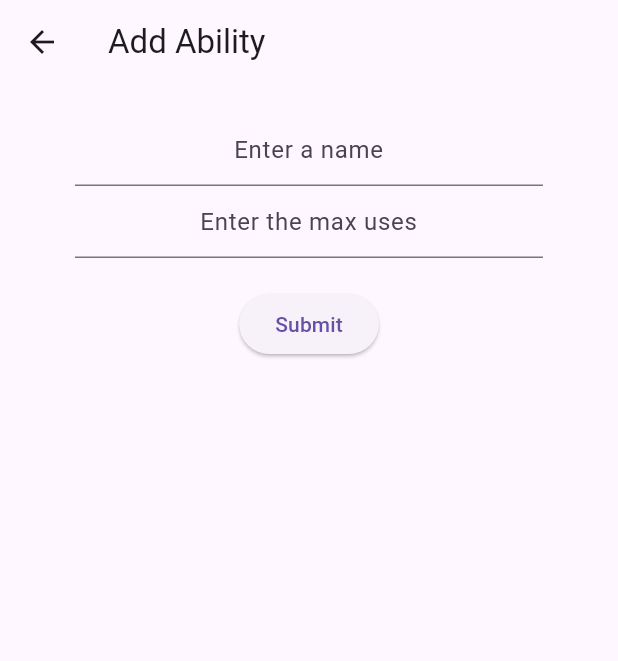
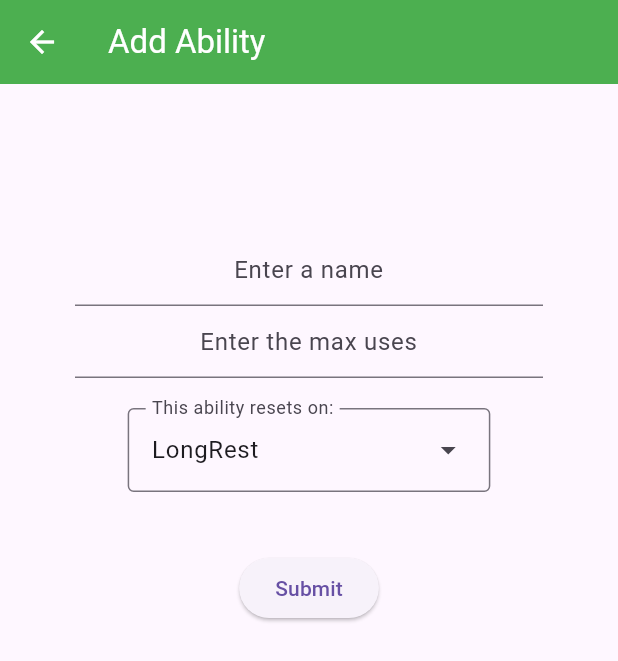
Before and after one commit to Mightylight/TTRPGTracker, a Flutter app: the AddAbilityPage screen opened directly, on a phone screen of 412 x 824 dp. Shown: the top 661 px of the screen. Run offline on Flutter 3.47's test engine with Material 3 defaults, Android fonts, the phone set to English and light mode, and no system bars; our stand-ins replace flutter_riverpod, flutter_slidable, riverpod_annotation, shared_preferences; accounts and stored records are empty.

Commit message:
First working version!
- Add abilities with name, uses and resetType
- Use abilities
- Reset abilities on basis of short of long rest
- Remove abilities

```diff
--- a/lib/ability_list_view.dart
+++ b/lib/ability_list_view.dart
@@ -16,6 +16,7 @@ class AbilityListView extends ConsumerWidget {
           return AbilityListItem(
             abilityName: abilityList[index].name,
             maxUses: abilityList[index].maxUses,
+            index: index,
           );
         });
   }
--- a/lib/main.dart
+++ b/lib/main.dart
@@ -1,17 +1,26 @@
 import 'package:fluttah/pages/home_page.dart';
+import 'package:fluttah/riverpod/ability_list_notifier.dart';
 import 'package:flutter/material.dart';
 import 'package:flutter_riverpod/flutter_riverpod.dart';
+import 'package:shared_preferences/shared_preferences.dart';
 
 void main() {
   runApp(ProviderScope(child: MyApp()));
 }
 
-class MyApp extends StatelessWidget {
+class MyApp extends ConsumerStatefulWidget {
   MyApp({super.key});
 
   // This widget is the root of your application.
   @override
+  ConsumerState<MyApp> createState() => _MyAppState();
+}
+
+class _MyAppState extends ConsumerState<MyApp> {
+
+@override
   Widget build(BuildContext context) {
+  ref.read(abilityNotifierProvider.notifier).getSaveData();
     return MaterialApp(home: HomePage());
   }
 }
--- a/lib/pages/add_ability_page.dart
+++ b/lib/pages/add_ability_page.dart
@@ -5,41 +5,52 @@ import 'package:flutter_riverpod/flutter_riverpod.dart';
 
 import 'home_page.dart';
 
-class AddAbilityPage extends ConsumerWidget {
+class AddAbilityPage extends ConsumerStatefulWidget {
   AddAbilityPage({super.key});
 
   final GlobalKey<FormState> _formKey = GlobalKey<FormState>();
 
   TextEditingController nameController = TextEditingController();
   TextEditingController maxUsesController = TextEditingController();
+  TextEditingController resetTypeController = TextEditingController();
+
+  ResetType? currentSelectedResetType;
 
   void onSubmit(BuildContext context,WidgetRef ref) {
     //Process data
     String name = nameController.text;
+    ResetType resetType = currentSelectedResetType == null ? ResetType.LongRest : ResetType.ShortRest;
     int number = int.parse(
         maxUsesController.text); //already validated, will always be a number.
     ref
         .read(abilityNotifierProvider.notifier)
-        .addAbility(Ability(name: name, maxUses: number));
+        .addAbility(Ability(name: name, maxUses: number, resetType: resetType));
     Navigator.pop(context);
   }
 
   @override
-  Widget build(BuildContext context, WidgetRef ref) {
+  ConsumerState<AddAbilityPage> createState() => _AddAbilityPageState();
+}
+
+class _AddAbilityPageState extends ConsumerState<AddAbilityPage> {
+@override
+  Widget build(BuildContext context) {
     return Scaffold(
       appBar: AppBar(
+        backgroundColor: Colors.green,
+        foregroundColor: Colors.white,
         title: const Text("Add Ability"),
       ),
       body: Padding(
-        padding: const EdgeInsets.only(top: 20, bottom: 20,left: 50,right: 50),
+        padding: const EdgeInsets.only(top: 100, bottom: 20,left: 50,right: 50),
         child: Form(
-          key: _formKey,
+          key: widget._formKey,
           child: Column(
             crossAxisAlignment: CrossAxisAlignment.start,
             children: [
               TextFormField(
                 textAlign: TextAlign.center,
-                controller: nameController,
+                controller: widget.nameController,
                 decoration: const InputDecoration(hintText: "Enter a name"),
                 validator: (String? value) {
                   if (value == null || value.isEmpty) {
@@ -49,7 +60,7 @@ class AddAbilityPage extends ConsumerWidget {
               ),
               TextFormField(
                 textAlign: TextAlign.center,
-                controller: maxUsesController,
+                controller: widget.maxUsesController,
                 decoration: const InputDecoration(hintText: "Enter the max uses"),
                 validator: (String? value) {
                   int? integer = int.tryParse(value!);
@@ -63,10 +74,27 @@ class AddAbilityPage extends ConsumerWidget {
               Center(
                 child: Padding(
                   padding: const EdgeInsets.all(20),
+                  child: DropdownMenu<ResetType>(
+                    initialSelection: ResetType.LongRest,
+                    controller: widget.resetTypeController,
+                    label: Text('This ability resets on:'),
+                    onSelected: (ResetType? type){
+                      setState(() {
+                        widget.currentSelectedResetType = type!;
+                      });
+                    },
+                    requestFocusOnTap: true,
+                    dropdownMenuEntries: ResetType.entries,
+                  ),
+                ),
+              ),
+              Center(
+                child: Padding(
+                  padding: const EdgeInsets.all(20),
                   child: ElevatedButton(
                     onPressed: () {
-                      if (_formKey.currentState!.validate()) {
-                        onSubmit(context,ref);
+                      if (widget._formKey.currentState!.validate()) {
+                        widget.onSubmit(context,ref);
                       }
                     },
                     child: const Text("Submit"),
--- a/lib/riverpod/ability_list_notifier.dart
+++ b/lib/riverpod/ability_list_notifier.dart
@@ -1,6 +1,10 @@
+import 'dart:collection';
+import 'dart:convert';
+
 import 'package:flutter/material.dart';
 import 'package:flutter_riverpod/flutter_riverpod.dart';
 import 'package:riverpod_annotation/riverpod_annotation.dart';
+import 'package:shared_preferences/shared_preferences.dart';
 
 class AbilityListNotifier extends Notifier<List<Ability>> {
   @override
@@ -8,24 +12,98 @@ class AbilityListNotifier extends Notifier<List<Ability>> {
     return [];
   }
 
-  void addAbility(Ability ability){
-    state = [...state,ability];
+  void addAbility(Ability ability) {
+    state = [...state, ability];
+    updateSaveFile();
   }
 
-  void removeAbility(int index){
+  void removeAbility(int index) {
     state.removeAt(index);
+    state = [...state];
+    updateSaveFile();
+  }
+
+  void useAbility(int index, int increment) {
+    state[index].currentUses = state[index].currentUses + increment;
+    state = [...state];
+    updateSaveFile();
+  }
+
+  void resetAbility(int index) {
+    state[index].currentUses = 0;
+    state = [...state];
+    updateSaveFile();
+  }
+
+  void resetAbilities(ResetType resetType) {
+    state
+        .where((element) => element.resetType == resetType)
+        .forEach((item) => item.currentUses = 0);
+    state = [...state];
+    updateSaveFile();
+  }
+
+  Future<void> updateSaveFile() async {
+    List<Ability> abilities = state;
+    List<String> abilityJson = abilities.map((ability) => jsonEncode(ability.toJson())).toList();
+    print(abilityJson);
+    final SharedPreferences prefs = await SharedPreferences.getInstance();
+    await prefs.setStringList('AbilityList', abilityJson);
+  }
+
+  Future<void> getSaveData() async {
+    final SharedPreferences prefs = await SharedPreferences.getInstance();
+    List<String>? abilityJson = await prefs.getStringList('AbilityList');
+    List<Ability>? abilities = abilityJson?.map((ability) => Ability.fromJson(jsonDecode(ability))).toList();
+    state = abilities!;
     state = [...state];
   }
 }
-var abilityNotifierProvider = NotifierProvider<AbilityListNotifier,List<Ability>>(AbilityListNotifier.new);
+
+var abilityNotifierProvider =
+    NotifierProvider<AbilityListNotifier, List<Ability>>(
+        AbilityListNotifier.new);
 
 class Ability {
   String name = '';
+  ResetType resetType;
   int maxUses = 0;
   int currentUses = 0; //Currently not used, usefull for when SaveData comes into play
+
+  Ability.fromJson(Map<String, dynamic> json) :
+    name = json['name'],
+    resetType = ResetType.values.firstWhere((e) => e.toString().split('.').last == json['resetType']),
+    maxUses = json['maxUses'],
+    currentUses = json['currentUses'];
+
+  Map<String, dynamic> toJson() => {
+    'name':name,
+    'resetType': resetType.toString().split('.').last,
+    'maxUses': maxUses,
+    'currentUses': currentUses,
+  };
 
   Ability({
     required this.name,
     required this.maxUses,
+    required this.resetType,
   });
 }
+
+typedef ResetTypeEntry = DropdownMenuEntry<ResetType>;
+
+enum ResetType {
+  ShortRest('ShortRest'),
+  LongRest('LongRest');
+
+  const ResetType(this.label);
+
+  final String label;
+
+  static final List<ResetTypeEntry> entries =
+      UnmodifiableListView<ResetTypeEntry>(
+          values.map<ResetTypeEntry>((ResetType type) => ResetTypeEntry(
+                value: type,
+                label: type.label,
+              )));
+}
--- a/pubspec.yaml
+++ b/pubspec.yaml
@@ -37,6 +37,8 @@ dependencies:
   cupertino_icons: ^1.0.8
   flutter_riverpod: ^2.6.1
   riverpod_annotation: ^2.6.1
+  flutter_slidable: ^3.1.2
+  shared_preferences: ^2.3.2
 
 dev_dependencies:
   flutter_test:
```
Also changed, not shown: lib/ability_list_item.dart (+54 -17 lines), lib/pages/home_page.dart (+50 -8 lines), pubspec.lock, 4 other files.
